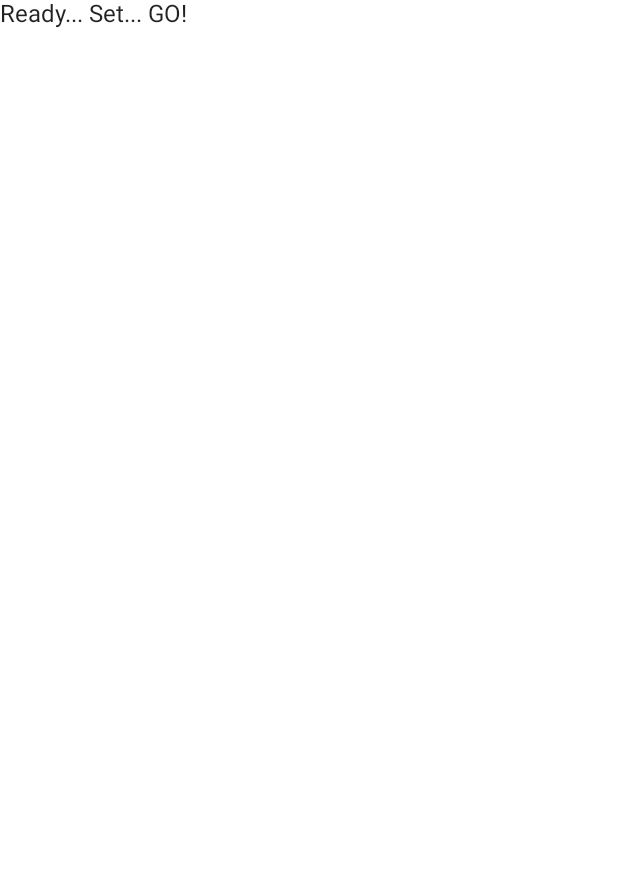
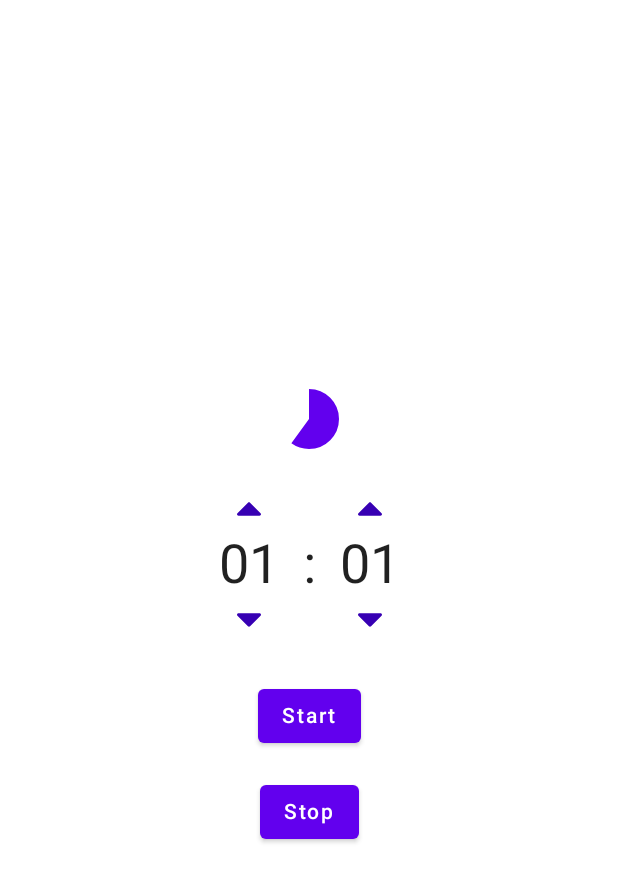
Before and after one commit to jessicaseann/android-dev-challenge-countdown, an Android app built with Jetpack Compose: the screen it shows after launch (MainActivity), on a phone screen of 412 x 824 dp. Before the commit the part shown is almost empty. Shown: the top 882 px of the screen. Run offline under Robolectric (Android 15) with nearby library versions, the phone set to English and light mode, and no system bars; our stand-ins replace constraintlayout-compose.

Commit message:
feat: add simple uis

```diff
--- a/app/build.gradle
+++ b/app/build.gradle
@@ -73,6 +73,7 @@ dependencies {
     implementation "androidx.compose.material:material-icons-extended:$compose_version"
     implementation "androidx.compose.ui:ui-tooling:$compose_version"
     implementation 'androidx.lifecycle:lifecycle-runtime-ktx:2.3.0'
+    implementation "androidx.constraintlayout:constraintlayout-compose:1.0.0-alpha03"
 
     testImplementation 'junit:junit:4.13.2'
 
--- a/app/src/main/java/com/example/androiddevchallenge/MainActivity.kt
+++ b/app/src/main/java/com/example/androiddevchallenge/MainActivity.kt
@@ -16,14 +16,25 @@
 package com.example.androiddevchallenge
 
 import android.os.Bundle
+import android.view.Gravity
 import androidx.activity.compose.setContent
 import androidx.appcompat.app.AppCompatActivity
-import androidx.compose.material.MaterialTheme
-import androidx.compose.material.Surface
-import androidx.compose.material.Text
+import androidx.compose.foundation.Image
+import androidx.compose.foundation.layout.*
+import androidx.compose.foundation.verticalScroll
+import androidx.compose.material.*
 import androidx.compose.runtime.Composable
+import androidx.compose.ui.Alignment
+import androidx.compose.ui.Modifier
+import androidx.compose.ui.focus.FocusRequester.Companion.createRefs
+import androidx.compose.ui.res.painterResource
 import androidx.compose.ui.tooling.preview.Preview
+import androidx.compose.ui.unit.dp
+import androidx.compose.ui.unit.sp
+import androidx.constraintlayout.compose.ConstraintLayout
 import com.example.androiddevchallenge.ui.theme.MyTheme
+import com.example.androiddevchallenge.ui.widget.ClockWidget
+import com.example.androiddevchallenge.ui.widget.TimeClockWidget
 
 class MainActivity : AppCompatActivity() {
     override fun onCreate(savedInstanceState: Bundle?) {
@@ -40,7 +51,24 @@ class MainActivity : AppCompatActivity() {
 @Composable
 fun MyApp() {
     Surface(color = MaterialTheme.colors.background) {
-        Text(text = "Ready... Set... GO!")
+        Column(modifier = Modifier
+            .fillMaxWidth()
+            .fillMaxHeight(),
+            verticalArrangement = Arrangement.Center,
+            horizontalAlignment = Alignment.CenterHorizontally
+        ) {
+            CircularProgressIndicator(progress = 0.6f, strokeWidth = 20.dp, )
+            Spacer(modifier = Modifier.size(32.dp))
+            ClockWidget()
+            Spacer(modifier = Modifier.size(32.dp))
+            Button(onClick = { /*TODO*/ }) {
+                Text(text = "Start")
+            }
+            Spacer(modifier = Modifier.size(16.dp))
+            Button(onClick = { /*TODO*/ }) {
+                Text(text = "Stop")
+            }
+        }
     }
 }
 
--- /dev/null
+++ b/app/src/main/java/com/example/androiddevchallenge/ui/widget/TimeClockWidget.kt
@@ -0,0 +1,32 @@
+package com.example.androiddevchallenge.ui.widget
+
+import androidx.compose.foundation.Image
+import androidx.compose.foundation.layout.Column
+import androidx.compose.foundation.layout.Row
+import androidx.compose.foundation.layout.padding
+import androidx.compose.material.Text
+import androidx.compose.runtime.Composable
+import androidx.compose.ui.Alignment
+import androidx.compose.ui.Modifier
+import androidx.compose.ui.res.painterResource
+import androidx.compose.ui.unit.dp
+import androidx.compose.ui.unit.sp
+import com.example.androiddevchallenge.R
+
+@Composable
+fun ClockWidget() {
+    Row(verticalAlignment = Alignment.CenterVertically) {
+        TimeClockWidget()
+        Text(text = ":", modifier = Modifier.padding(8.dp), fontSize = 36.sp)
+        TimeClockWidget()
+    }
+}
+
+@Composable
+fun TimeClockWidget() {
+    Column(horizontalAlignment = Alignment.CenterHorizontally) {
+        Image(painter = painterResource(R.drawable.ic_arrow_up), contentDescription = null )
+        Text(text = "01", modifier = Modifier.padding(8.dp), fontSize = 36.sp)
+        Image(painter = painterResource(R.drawable.ic_arrow_down), contentDescription = null )
+    }
+}
--- /dev/null
+++ b/app/src/main/res/drawable/ic_arrow_down.xml
@@ -0,0 +1,4 @@
+<vector android:height="16dp" android:viewportHeight="292.362"
+    android:viewportWidth="292.362" android:width="16dp" xmlns:android="http://schemas.android.com/apk/res/android">
+    <path android:fillColor="@color/purple_700" android:pathData="M286.935,69.377c-3.614,-3.617 -7.898,-5.424 -12.848,-5.424H18.274c-4.952,0 -9.233,1.807 -12.85,5.424C1.807,72.998 0,77.279 0,82.228c0,4.948 1.807,9.229 5.424,12.847l127.907,127.907c3.621,3.617 7.902,5.428 12.85,5.428s9.233,-1.811 12.847,-5.428L286.935,95.074c3.613,-3.617 5.427,-7.898 5.427,-12.847C292.362,77.279 290.548,72.998 286.935,69.377z"/>
+</vector>
--- /dev/null
+++ b/app/src/main/res/drawable/ic_arrow_up.xml
@@ -0,0 +1,4 @@
+<vector android:height="15.999946dp" android:viewportHeight="292.361"
+    android:viewportWidth="292.362" android:width="16dp" xmlns:android="http://schemas.android.com/apk/res/android">
+    <path android:fillColor="@color/purple_700" android:pathData="M286.935,197.287L159.028,69.381c-3.613,-3.617 -7.895,-5.424 -12.847,-5.424s-9.233,1.807 -12.85,5.424L5.424,197.287C1.807,200.904 0,205.186 0,210.134s1.807,9.233 5.424,12.847c3.621,3.617 7.902,5.425 12.85,5.425h255.813c4.949,0 9.233,-1.808 12.848,-5.425c3.613,-3.613 5.427,-7.898 5.427,-12.847S290.548,200.904 286.935,197.287z"/>
+</vector>
```
